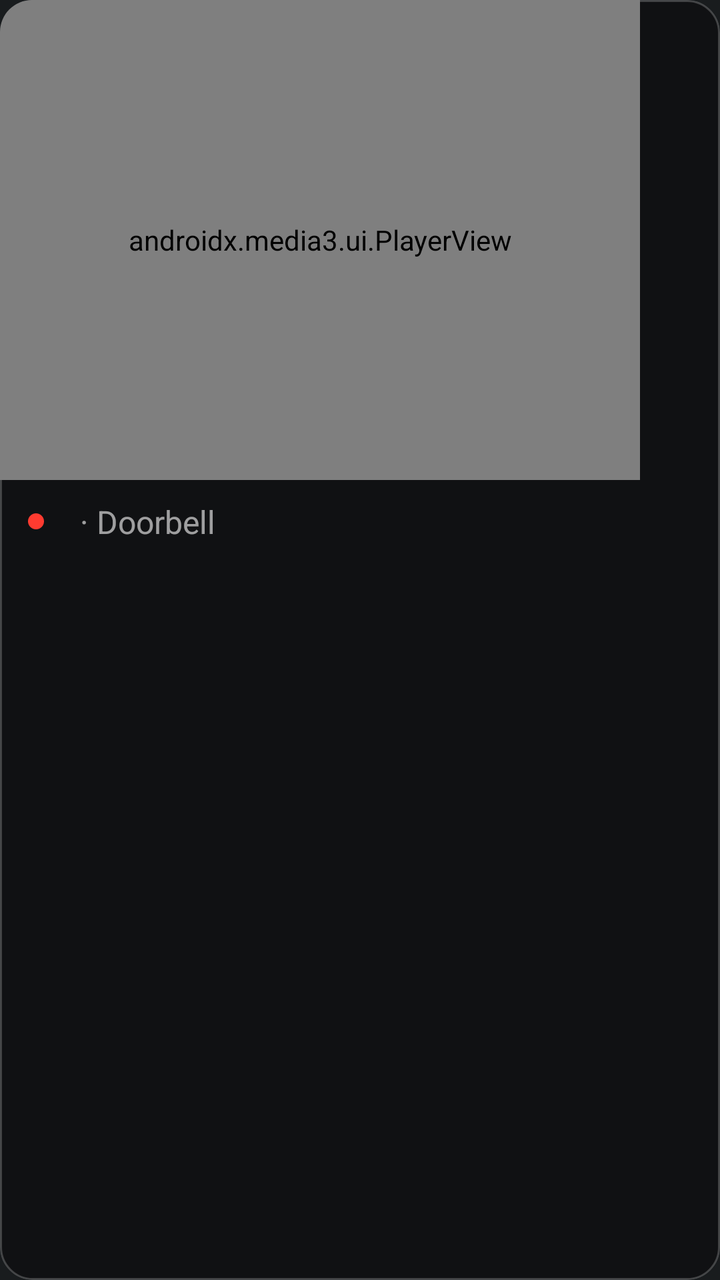
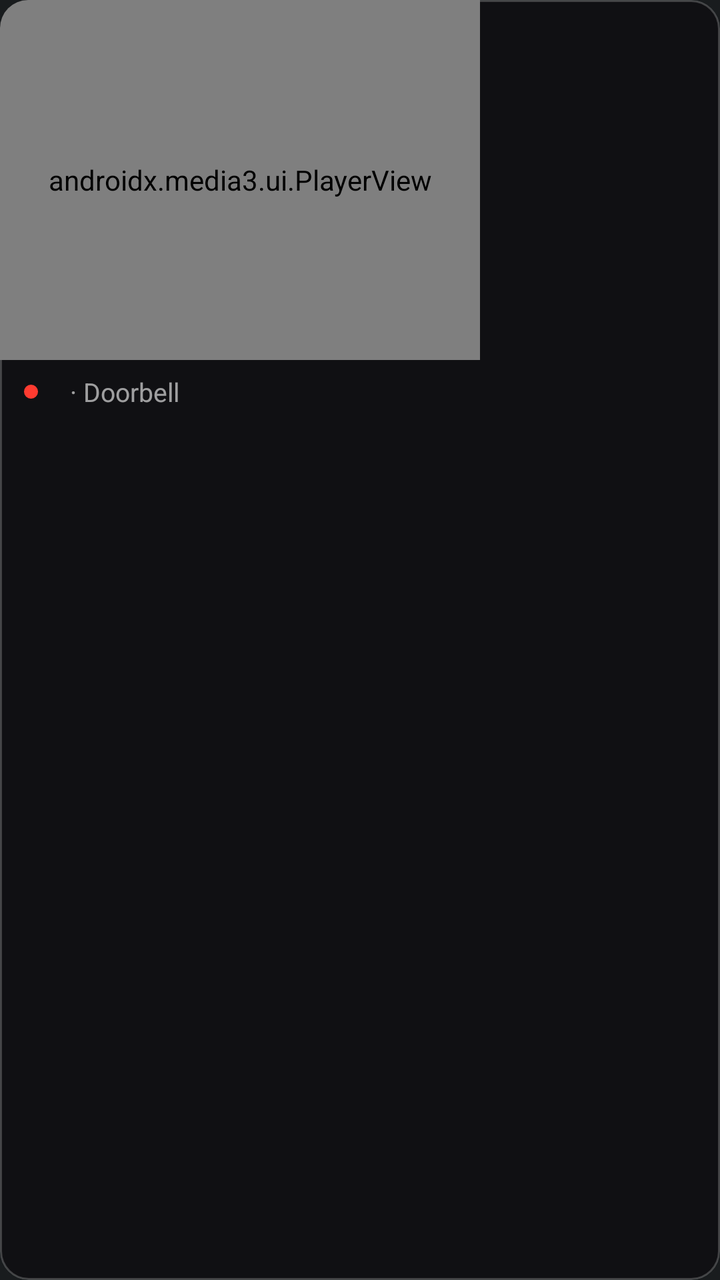

The first picture is an Android layout as it rendered before a commit; the second is the same layout after the commit. The layout source and the unified diff follow.
<!-- AndroidManifest.xml: application theme android:Theme.DeviceDefault.NoActionBar -->
<!-- res/layout/tile.xml -->
<?xml version="1.0" encoding="utf-8"?>
<LinearLayout xmlns:android="http://schemas.android.com/apk/res/android"
    xmlns:app="http://schemas.android.com/apk/res-auto"
    android:layout_width="wrap_content"
    android:layout_height="wrap_content"
    android:background="@drawable/tile_bg"
    android:clipToOutline="true"
    android:elevation="8dp"
    android:orientation="vertical">

    <FrameLayout
        android:layout_width="320dp"
        android:layout_height="240dp">

        
        <androidx.media3.ui.PlayerView
            android:id="@+id/video"
            android:layout_width="match_parent"
            android:layout_height="match_parent"
            android:background="#000000"
            app:resize_mode="zoom"
            app:surface_type="texture_view"
            app:use_controller="false"
            app:shutter_background_color="#000000" />

        <TextView
            android:id="@+id/status"
            android:layout_width="wrap_content"
            android:layout_height="wrap_content"
            android:layout_gravity="center"
            android:textColor="#B3FFFFFF"
            android:textSize="14sp" />
    </FrameLayout>

    <LinearLayout
        android:layout_width="match_parent"
        android:layout_height="wrap_content"
        android:gravity="center_vertical"
        android:orientation="horizontal"
        android:paddingHorizontal="14dp"
        android:paddingVertical="10dp">

        <View
            android:layout_width="8dp"
            android:layout_height="8dp"
            android:layout_marginEnd="10dp"
            android:background="@drawable/live_dot" />

        <TextView
            android:id="@+id/label"
            android:layout_width="wrap_content"
            android:layout_height="wrap_content"
            android:textColor="#FFFFFF"
            android:textSize="16sp"
            android:textStyle="bold" />

        <TextView
            android:layout_width="wrap_content"
            android:layout_height="wrap_content"
            android:layout_marginStart="8dp"
            android:text="· Doorbell"
            android:textColor="#99FFFFFF"
            android:textSize="16sp" />
    </LinearLayout>
</LinearLayout>
<!-- resources referenced by this layout -->
<resources>
  <!-- drawable live_dot (drawable) -->
  <?xml version="1.0" encoding="utf-8"?>
  <shape xmlns:android="http://schemas.android.com/apk/res/android" android:shape="oval">
      <solid android:color="#FF3B30" />
  </shape>
  <!-- drawable tile_bg (drawable) -->
  <?xml version="1.0" encoding="utf-8"?>
  <shape xmlns:android="http://schemas.android.com/apk/res/android">
      <solid android:color="#E6101012" />
      <corners android:radius="16dp" />
      <stroke android:width="1dp" android:color="#33FFFFFF" />
  </shape>
</resources>

<!-- the commit's change to res/layout/tile.xml (unified diff, before → after) -->
@@ -9,19 +9,25 @@
     android:orientation="vertical">
 
     <FrameLayout
-        android:layout_width="320dp"
-        android:layout_height="240dp">
+        android:layout_width="240dp"
+        android:layout_height="180dp">
+
+        <ImageView
+            android:id="@+id/snapshot"
+            android:layout_width="match_parent"
+            android:layout_height="match_parent"
+            android:background="#000000"
+            android:scaleType="centerCrop" />
 
         
         <androidx.media3.ui.PlayerView
             android:id="@+id/video"
             android:layout_width="match_parent"
             android:layout_height="match_parent"
-            android:background="#000000"
             app:resize_mode="zoom"
             app:surface_type="texture_view"
             app:use_controller="false"
-            app:shutter_background_color="#000000" />
+            app:shutter_background_color="#00000000" />
 
         <TextView
             android:id="@+id/status"
@@ -29,7 +35,9 @@
             android:layout_height="wrap_content"
             android:layout_gravity="center"
             android:textColor="#B3FFFFFF"
-            android:textSize="14sp" />
+            android:shadowColor="#CC000000"
+            android:shadowRadius="4"
+            android:textSize="12sp" />
     </FrameLayout>
 
     <LinearLayout
@@ -37,13 +45,13 @@
         android:layout_height="wrap_content"
         android:gravity="center_vertical"
         android:orientation="horizontal"
-        android:paddingHorizontal="14dp"
-        android:paddingVertical="10dp">
+        android:paddingHorizontal="12dp"
+        android:paddingVertical="7dp">
 
         <View
-            android:layout_width="8dp"
-            android:layout_height="8dp"
-            android:layout_marginEnd="10dp"
+            android:layout_width="7dp"
+            android:layout_height="7dp"
+            android:layout_marginEnd="8dp"
             android:background="@drawable/live_dot" />
 
         <TextView
@@ -51,7 +59,7 @@
             android:layout_width="wrap_content"
             android:layout_height="wrap_content"
             android:textColor="#FFFFFF"
-            android:textSize="16sp"
+            android:textSize="13sp"
             android:textStyle="bold" />
 
         <TextView
@@ -60,6 +68,6 @@
             android:layout_marginStart="8dp"
             android:text="· Doorbell"
             android:textColor="#99FFFFFF"
-            android:textSize="16sp" />
+            android:textSize="13sp" />
     </LinearLayout>
 </LinearLayout>
<!-- resource entries referenced after the edit -->
@@ -8,8 +8,8 @@
   <!-- drawable tile_bg (drawable) -->
   <?xml version="1.0" encoding="utf-8"?>
   <shape xmlns:android="http://schemas.android.com/apk/res/android">
-      <solid android:color="#E6101012" />
-      <corners android:radius="16dp" />
+      <solid android:color="#F2101012" />
+      <corners android:radius="14dp" />
       <stroke android:width="1dp" android:color="#33FFFFFF" />
   </shape>
 </resources>
